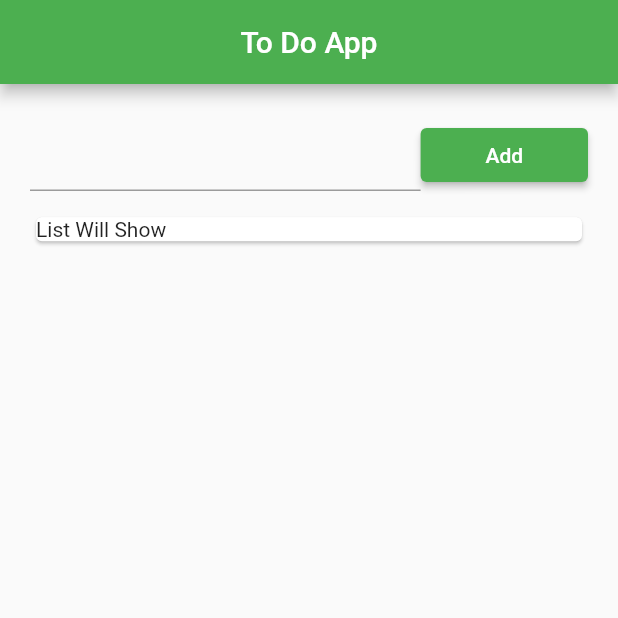
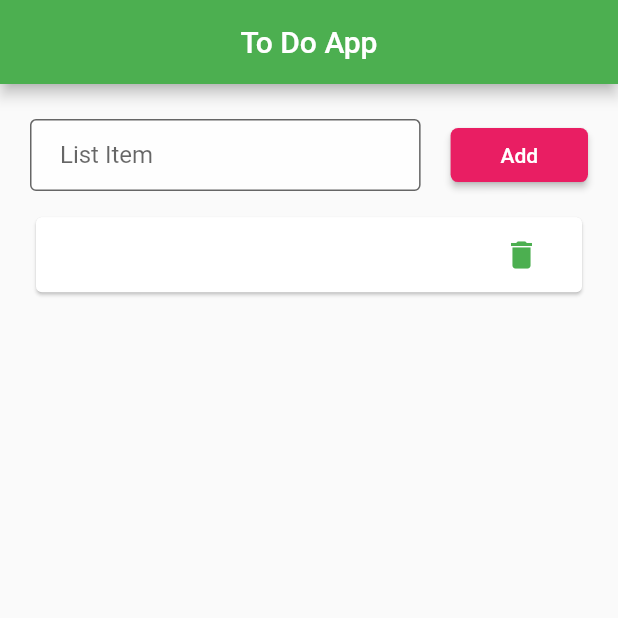
Before and after one commit to khalid063/To_Do_App, a Flutter app: the screen it shows after launch, after a tap on "Add", on a phone screen of 412 x 824 dp, the top half of it. Run offline on Flutter 3.47's test engine with Material 2 defaults, Android fonts, the phone set to English and light mode, and no system bars.

Commit message:
project done

```diff
--- /dev/null
+++ b/lib/style.dart
@@ -0,0 +1,32 @@
+import 'package:flutter/material.dart';
+
+InputDecoration appInputDecoretion(label){
+  return InputDecoration(
+    contentPadding: EdgeInsets.fromLTRB(20, 10, 20, 10),
+    fillColor: Colors.white70,
+    filled: true,
+    labelText: label,
+    border: OutlineInputBorder(),
+  );
+}
+
+ButtonStyle appButtonStyle(){
+  return ElevatedButton.styleFrom(
+    backgroundColor: Colors.pink,
+    shape: RoundedRectangleBorder(
+        borderRadius: BorderRadius.all(Radius.circular(5))
+    ),
+  );
+}
+
+SizedBox sizeBox50(child){
+  return SizedBox(
+    height: 50,
+    width: double.infinity,
+    child: Container(
+      alignment: Alignment.center,
+      padding: EdgeInsets.all(5),
+      child: child,
+    ),
+  );
+}
--- a/lib/to_do_page.dart
+++ b/lib/to_do_page.dart
@@ -1,5 +1,6 @@
 import 'package:flutter/material.dart';
 import 'package:flutter/cupertino.dart';
+import 'package:to_do_app/style.dart';
 
 class ToDopage extends StatefulWidget {
   const ToDopage({Key? key}) : super(key: key);
@@ -10,9 +11,34 @@ class ToDopage extends StatefulWidget {
 
 class _ToDopageState extends State<ToDopage> {
 
-  List ToDoList = [
-    {"1":"1"},
-  ];
+  // List toDoList = [
+  //   {"1":"1"},
+  //   {"1":"1"},
+  //   {"1":"1"},
+  // ];
+
+  List toDoList = [];
+  String item = "";
+
+  myInputOnChange(value){
+    setState(() {
+      item = value;
+      //print(item);
+    });
+  }
+
+  AddItemIntoList(){
+    setState(() {
+      toDoList.add({"item":item});
+      print(toDoList[0]);
+    });
+  }
+
+  RemoveDataFromList(index){
+    setState(() {
+      toDoList.removeAt(index);
+    });
+  }
 
   @override
   Widget build(BuildContext context) {
@@ -32,15 +58,24 @@ class _ToDopageState extends State<ToDopage> {
                   children: [
                     Expanded(
                       flex: 7,
-                      child: TextFormField(),
+                      child: TextFormField(
+                        onChanged: (value){
+                          myInputOnChange(value);
+                        },
+                        decoration: appInputDecoretion("List Item"),
+                      ),
                     ),
                     Expanded(
                       flex: 3,
-                      child: ElevatedButton(
-                        child: Text("Add"),
-                        onPressed: (){
-
-                        },
+                      child: Container(
+                        margin: EdgeInsets.only(left: 20),
+                        child: ElevatedButton(
+                          style: appButtonStyle(),
+                          child: Text("Add"),
+                          onPressed: (){
+                            AddItemIntoList();
+                          },
+                        ),
                       ),
                     ),
                   ],
@@ -49,10 +84,34 @@ class _ToDopageState extends State<ToDopage> {
             Expanded(
                 flex: 9,
                 child: ListView.builder(
-                  itemCount: ToDoList.length,
+                  itemCount: toDoList.length,
                     itemBuilder: (context, index){
                       return Card(
-                        child: Text("List Will Show"),
+                        child: sizeBox50(
+                          Row(
+                            children: [
+                              Expanded(
+                                flex: 8,
+                                  child: Container(
+                                    color: Colors.white,
+                                    child: Text("${toDoList[index]["item"]}"),
+                                  )
+                              ),
+                              Expanded(
+                                  flex: 2,
+                                  child: Container(
+                                    color: Colors.white,
+                                    child: TextButton(
+                                      child: Icon(Icons.delete),
+                                      onPressed: (){
+                                        RemoveDataFromList(index);
+                                      },
+                                    ),
+                                  )
+                              ),
+                            ],
+                          )
+                        )
                       );
                     }
                 )
```
